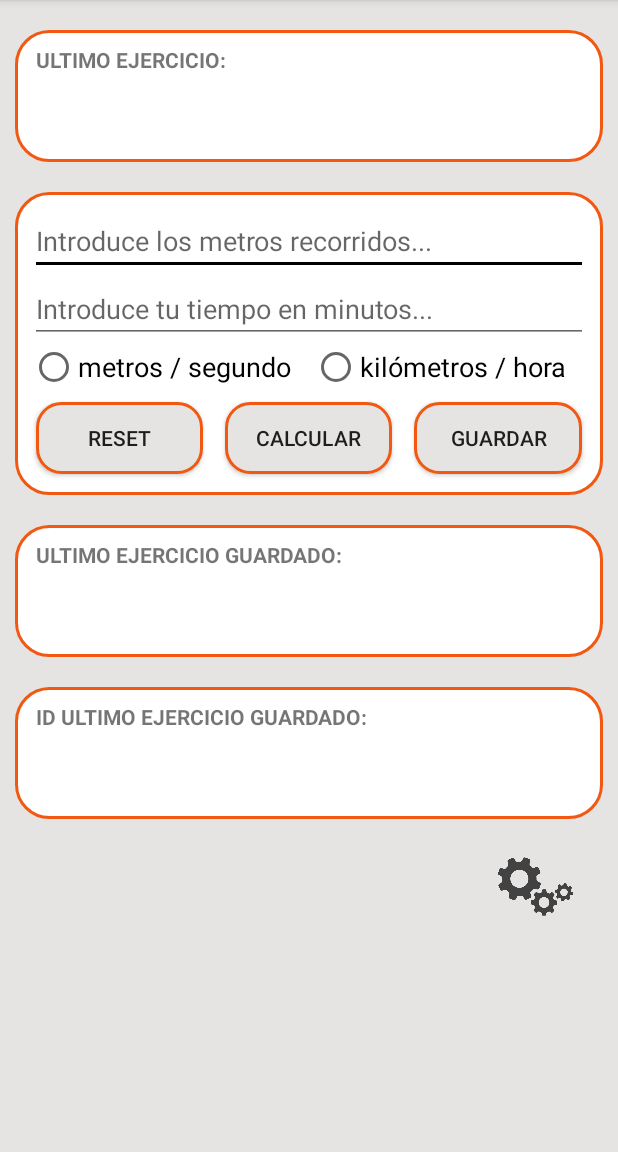
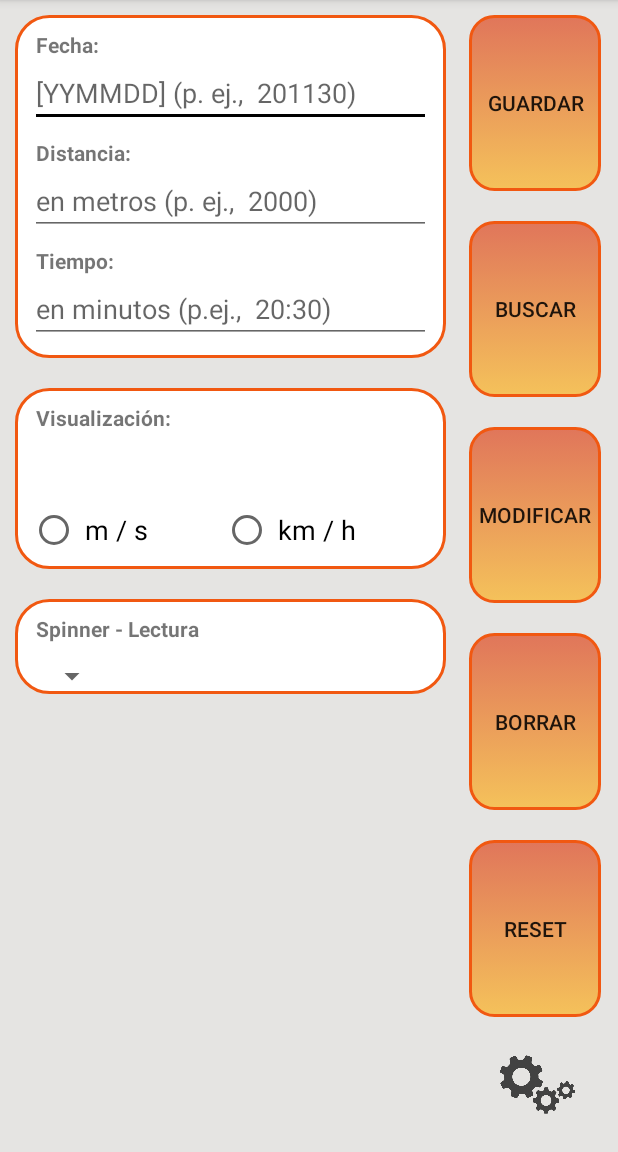
Before and after one commit to dam1718on/ByeKiloh, an Android app: the screen it shows after launch (MainActivity), on a phone screen of 412 x 824 dp, the part 84-1236 px from its top. Run offline under Robolectric (Android 15) with nearby library versions, the phone set to English and light mode, and no system bars.

Commit message:
11 commit. Nueva rama cambios sustanciales en la app. nuevo formato

```diff
--- a/app/src/main/java/com/example/byekiloh/EstructuraDatos.java
+++ b/app/src/main/java/com/example/byekiloh/EstructuraDatos.java
@@ -4,12 +4,12 @@ import android.provider.BaseColumns;
 
 public class EstructuraDatos {
 
-    public EstructuraDatos() {
-    }
+    public EstructuraDatos() {  }
 
     public static abstract class Estructura implements BaseColumns {
         public static final String TABLE_NAME = "Ejercicios";
         public static final String COLUMN_NAME_ID = "id";
+        public static final String COLUMN_NAME_FECHA = "fecha";
         public static final String COLUMN_NAME_DISTANCIA = "distancia";
         public static final String COLUMN_NAME_TIEMPO = "tiempo";
     }
--- a/app/src/main/java/com/example/byekiloh/MainActivity.java
+++ b/app/src/main/java/com/example/byekiloh/MainActivity.java
@@ -1,16 +1,15 @@
 package com.example.byekiloh;
 
 import androidx.appcompat.app.AppCompatActivity;
-import android.app.Activity;
 
 import android.content.ContentValues;
 
-import android.database.Cursor;
 import android.database.sqlite.SQLiteDatabase;
 
 import android.os.Bundle;
 
-import android.view.Menu;
+import android.text.Editable;
+import android.text.TextWatcher;
 import android.view.View;
 import android.view.Gravity;
 
@@ -19,37 +18,39 @@ import android.widget.EditText;
 import android.widget.Spinner;
 import android.widget.Toast;
 import android.widget.Button;
-import android.widget.EditText;
 import android.widget.RadioButton;
 import android.widget.RadioGroup;
 import android.widget.TextView;
 
-import com.example.byekiloh.EstructuraDatos.Estructura;
-import com.example.byekiloh.MiBaseDatos;
+import java.util.Collections;
 
 public class MainActivity extends AppCompatActivity {
 
-    private TextView tvEjercicio, tvEjercicioGuardado, tvHoraEjercicio;
-    private EditText etDistancia, etTiempo;
+    private EditText etFecha, etDistancia, etTiempo;
 
+    private TextView tvEjercicioGuardado;
     private RadioGroup radGroup;
     private RadioButton radMS, radKMH;
     //no se usa boolean porque necesito 3 estados (no checked)
     private int velocidad=0;
 
+    private Spinner spinEjercicios;
+
+    private Button btnGuardar, btnBuscar, btnModificar, btnBorrar, btnReset;
+
     //Declaramos la clase encargada de crear y actualizar la Base de Datos
     MiBaseDatos basedatos;
-
-    private Button btnReset, btnCalcular, btnGuardar;
 
     @Override
     protected void onCreate(Bundle savedInstanceState) {
         super.onCreate(savedInstanceState);
         setContentView(R.layout.activity_main);
 
-        tvEjercicio=findViewById(R.id.tvEjercicio);
+        spinEjercicios=findViewById(R.id.spinEjercicios);
+
         tvEjercicioGuardado=findViewById(R.id.tvEjercicioGuardado);
-        tvHoraEjercicio=findViewById(R.id.tvHoraEjercicio);
+
+        etFecha=findViewById(R.id.etFecha);
         etDistancia=findViewById(R.id.etDistancia);
         etTiempo=findViewById(R.id.etTiempo);
 
@@ -57,47 +58,49 @@ public class MainActivity extends AppCompatActivity {
         radMS=findViewById(R.id.radMS);
         radKMH=findViewById(R.id.radKMH);
 
+        btnGuardar=findViewById(R.id.btnGuardar);
+        btnBuscar=findViewById(R.id.btnBuscar);
+        btnModificar=findViewById(R.id.btnModificar);
+        btnBorrar=findViewById(R.id.btnBorrar);
         btnReset=findViewById(R.id.btnReset);
-        btnCalcular=findViewById(R.id.btnCalcular);
-        btnGuardar=findViewById(R.id.btnGuardar);
 
-        btnReset.setOnClickListener(new View.OnClickListener() {
+        etTiempo.addTextChangedListener(new TextWatcher() {
+            int len=0;
             @Override
-            public void onClick(View v) {
-                etDistancia.setText("");
-                etTiempo.setText("");
+            public void afterTextChanged(Editable s) {
+                String str = etTiempo.getText().toString();
+                if(str.length()==2&& len <str.length()){//len check for backspace
+                    etTiempo.append(":");
+                }
+            }
 
-                radGroup.clearCheck();
-                radGroup.setOnCheckedChangeListener(null);
+            @Override
+            public void beforeTextChanged(CharSequence arg0, int arg1, int arg2, int arg3) {
 
-                tvEjercicio.setText("");
-                tvEjercicioGuardado.setText("");
-                tvHoraEjercicio.setText("");
+                String str = etTiempo.getText().toString();
+                len = str.length();
             }
-        });
 
-        btnCalcular.setOnClickListener(new View.OnClickListener() {
             @Override
-            public void onClick(View v) {
-                velocidad(Integer.parseInt(etDistancia.getText().toString()),
-                        Integer.parseInt(etTiempo.getText().toString()), 0);
-            }
+            public void onTextChanged(CharSequence s, int start, int before, int count) {    }
+
         });
 
         btnGuardar.setOnClickListener(new View.OnClickListener() {
             @Override
             public void onClick(View v) {
-                Ejercicio ejercicio = new Ejercicio(Integer.parseInt(etDistancia.getText().toString()),
-                        Integer.parseInt(etTiempo.getText().toString()));
 
-                velocidad(ejercicio.getDistancia(), ejercicio.getTiempo(), 1);
-                tvHoraEjercicio.setText(String.valueOf(ejercicio.getId()));
+                int segundos = Integer.parseInt(etTiempo.getText().toString().substring(0,2))*60+Integer.parseInt(etTiempo.getText().toString().substring(3));
+
+                Ejercicio ejercicio = new Ejercicio(Integer.parseInt(etDistancia.getText().toString()), segundos);
+
+                //velocidad(ejercicio.getDistancia(), ejercicio.getTiempo(), 1);
 
                 //Se inicializa la clase.
                 basedatos = new MiBaseDatos(getApplicationContext());
                 //Clase que permite llamar a los métodos para crear, eliminar, leer y actualizar registros. Se establecen permisos de escritura.
                 SQLiteDatabase sqlite = basedatos.getWritableDatabase();
-                String id = String.valueOf(ejercicio.getId());
+                String fecha = String.valueOf(ejercicio.getFecha());
                 String distancia = String.valueOf(ejercicio.getDistancia());
                 String tiempo = String.valueOf(ejercicio.getTiempo());
 
@@ -110,14 +113,18 @@ public class MainActivity extends AppCompatActivity {
                     toast.show();
                 } else {
                     //Se añaden los valores introducidos de cada campo mediante clave(columna)/valor(valor introducido en el campo de texto)
-                    content.put(Estructura.COLUMN_NAME_ID,id);
-                    content.put(Estructura.COLUMN_NAME_DISTANCIA, distancia);
-                    content.put(Estructura.COLUMN_NAME_TIEMPO, tiempo);
-                    sqlite.insert(Estructura.TABLE_NAME, null, content);
+                    content.put(EstructuraDatos.Estructura.COLUMN_NAME_FECHA,fecha);
+                    content.put(EstructuraDatos.Estructura.COLUMN_NAME_DISTANCIA, distancia);
+                    content.put(EstructuraDatos.Estructura.COLUMN_NAME_TIEMPO, tiempo);
+                    sqlite.insert(EstructuraDatos.Estructura.TABLE_NAME, null, content);
                     Toast toast= Toast.makeText(getApplicationContext(),
                             "El Ejercicio ha sido almacenado", Toast.LENGTH_SHORT);
                     toast.setGravity(Gravity.BOTTOM|Gravity.CENTER, 0, 14);
                     toast.show();
+
+                    spinEjercicios.setAdapter(new ArrayAdapter(getApplicationContext(), android.R.layout.simple_spinner_item,
+                            Collections.singletonList(ejercicio.toString())));
+
                     //edProducto.setText("");
                     //edCantidad.setText("");
                     //edId.setText("");
@@ -127,6 +134,28 @@ public class MainActivity extends AppCompatActivity {
 
             }
         });
+
+        btnReset.setOnClickListener(new View.OnClickListener() {
+            @Override
+            public void onClick(View v) {
+
+                etFecha.setText("");
+                etDistancia.setText("");
+                etTiempo.setText("");
+
+                radGroup.clearCheck();
+                radGroup.setOnCheckedChangeListener(null);
+
+                tvEjercicioGuardado.setText("");
+
+                spinEjercicios.setAdapter(new ArrayAdapter(getApplicationContext(), android.R.layout.simple_spinner_item,
+                        Collections.singletonList("")));
+
+            }
+        });
+
+
+
     }
 
     //Método para calcular velocidad, el atributo modo indica el boton usado 0=calcular 1=guardar
@@ -143,14 +172,14 @@ public class MainActivity extends AppCompatActivity {
             ms = 0;
             kmh = 0;
         } else if (velocidad==1 && modo==0){
-            tvEjercicio.setText(mst);
+            //tvEjercicio.setText(mst);
         } else if (velocidad==1 && modo==1){
-            tvEjercicio.setText(mst);
+            //tvEjercicio.setText(mst);
             tvEjercicioGuardado.setText(mst);
         } else if (velocidad==2 && modo==0){
-            tvEjercicio.setText(kmht);
+            //tvEjercicio.setText(kmht);
         } else if (velocidad==2 && modo==1){
-            tvEjercicio.setText(kmht);
+            //tvEjercicio.setText(kmht);
             tvEjercicioGuardado.setText(kmht);
         }
 
--- a/app/src/main/res/drawable/rounded_box_button.xml
+++ b/app/src/main/res/drawable/rounded_box_button.xml
@@ -4,8 +4,8 @@
         <shape android:shape="rectangle">
             <corners android:radius="16dp"/>
             <stroke android:width="2dp" android:color="#F15811"/>
-            <solid android:color="#E5E4E2"/>
-            <!--<gradient android:angle="-90" android:startColor="#DD2C00" android:endColor="#FFAB00" />-->
+            <solid android:color="#99C6C4BF"/>
+            <gradient android:angle="-90" android:startColor="#DD2C00" android:endColor="#FFAB00" />
         </shape>
     </item>
 </selector>
--- a/app/src/main/res/layout/activity_main.xml
+++ b/app/src/main/res/layout/activity_main.xml
@@ -5,17 +5,23 @@
     xmlns:tools="http://schemas.android.com/tools"
     android:layout_width="match_parent"
     android:layout_height="match_parent"
-    android:orientation="vertical"
+    android:orientation="horizontal"
     tools:context=".MainActivity"
     android:background="@color/platino">
 
     <LinearLayout
         android:layout_width="match_parent"
-        android:layout_height="88dp"
+        android:layout_height="match_parent"
         android:orientation="vertical"
-        android:layout_marginTop="20dp"
+        android:layout_weight=".26">
+
+        <LinearLayout
+            android:layout_width="match_parent"
+            android:layout_height="wrap_content"
+            android:orientation="vertical"
+            android:layout_marginTop="10dp"
             android:layout_marginLeft="10dp"
-        android:layout_marginRight="10dp"
+            android:layout_marginRight="8dp"
             android:background="@drawable/rounded_box_linear">
 
             <TextView
@@ -24,20 +30,60 @@
                 android:layout_marginTop="10dp"
                 android:layout_marginLeft="14dp"
                 android:textStyle="bold"
-            android:text="ULTIMO EJERCICIO:"/>
+                android:text="Fecha:"/>
+
+            <EditText
+                android:id="@+id/etFecha"
+                android:layout_width="match_parent"
+                android:layout_height="wrap_content"
+                android:layout_marginTop="0dp"
+                android:layout_marginLeft="10dp"
+                android:layout_marginRight="10dp"
+                android:maxLength="6"
+                android:digits="1234567890"
+                android:textColor="@color/naranja"
+                android:hint="[YYMMDD] (p. ej.,  201130)"/>
 
             <TextView
-            android:id="@+id/tvEjercicio"
                 android:layout_width="wrap_content"
                 android:layout_height="wrap_content"
-            android:layout_marginTop="4dp"
+                android:layout_marginTop="7dp"
                 android:layout_marginLeft="14dp"
-            android:layout_marginRight="14dp"
-            android:layout_marginBottom="14dp"
-            android:layout_gravity="center"
-            android:textAlignment="center"
+                android:textStyle="bold"
+                android:text="Distancia:"/>
+
+            <EditText
+                android:id="@+id/etDistancia"
+                android:layout_width="match_parent"
+                android:layout_height="wrap_content"
+                android:layout_marginTop="0dp"
+                android:layout_marginLeft="10dp"
+                android:layout_marginRight="10dp"
+                android:maxLength="5"
+                android:digits="1234567890"
                 android:textColor="@color/naranja"
-            android:textSize="17.5dp"/>
+                android:hint="en metros (p. ej.,  2000)"/>
+
+            <TextView
+                android:layout_width="wrap_content"
+                android:layout_height="wrap_content"
+                android:layout_marginTop="7dp"
+                android:layout_marginLeft="14dp"
+                android:textStyle="bold"
+                android:text="Tiempo:"/>
+
+            <EditText
+                android:id="@+id/etTiempo"
+                android:layout_width="match_parent"
+                android:layout_height="wrap_content"
+                android:layout_marginTop="0dp"
+                android:layout_marginBottom="10dp"
+                android:layout_marginLeft="10dp"
+                android:layout_marginRight="10dp"
+                android:maxLength="5"
+                android:digits="1234567890:"
+                android:textColor="@color/naranja"
+                android:hint="en minutos (p.ej.,  20:30)"/>
 
         </LinearLayout>
 
@@ -47,111 +93,7 @@
             android:orientation="vertical"
             android:layout_marginTop="20dp"
             android:layout_marginLeft="10dp"
-        android:layout_marginRight="10dp"
-        android:background="@drawable/rounded_box_linear">
-
-        <EditText
-            android:id="@+id/etDistancia"
-            android:layout_width="match_parent"
-            android:layout_height="wrap_content"
-            android:layout_marginTop="10dp"
-            android:layout_marginLeft="10dp"
-            android:layout_marginRight="10dp"
-            android:textColor="@color/naranja"
-            android:hint="Introduce los metros recorridos..."/>
-
-        <EditText
-            android:id="@+id/etTiempo"
-            android:layout_width="match_parent"
-            android:layout_height="wrap_content"
-            android:layout_marginTop="0dp"
-            android:layout_marginLeft="10dp"
-            android:layout_marginRight="10dp"
-            android:textColor="@color/naranja"
-            android:hint="Introduce tu tiempo en minutos..."/>
-
-        <RadioGroup
-            android:id="@+id/radGroup"
-            xmlns:android="http://schemas.android.com/apk/res/android"
-            android:layout_width="match_parent"
-            android:layout_height="match_parent"
-            android:layout_marginTop="0dp"
-            android:layout_marginLeft="10dp"
-            android:layout_marginRight="10dp"
-            android:orientation="horizontal">
-
-            <RadioButton
-                android:id="@+id/radMS"
-                android:layout_width="wrap_content"
-                android:layout_height="wrap_content"
-                android:layout_weight="1"
-                android:text="metros / segundo"
-                android:textSize="18dp"
-                android:onClick="onRadioButtonClicked"/>
-
-            <RadioButton
-                android:id="@+id/radKMH"
-                android:layout_width="wrap_content"
-                android:layout_height="wrap_content"
-                android:layout_weight="1"
-                android:text="kilómetros / hora"
-                android:textSize="18dp"
-                android:onClick="onRadioButtonClicked"/>
-
-        </RadioGroup>
-
-        <LinearLayout
-            android:layout_width="match_parent"
-            android:layout_height="match_parent"
-            android:orientation="horizontal">
-
-            <Button
-                android:id="@+id/btnReset"
-                android:layout_width="wrap_content"
-                android:layout_height="wrap_content"
-                android:layout_weight="1"
-                android:layout_marginTop="7dp"
-                android:layout_marginBottom="14dp"
-                android:layout_marginLeft="14dp"
-                android:layout_marginRight="7dp"
-                android:background="@drawable/rounded_box_button"
-                android:text="RESET"/>
-
-            <Button
-                android:id="@+id/btnCalcular"
-                android:layout_width="wrap_content"
-                android:layout_height="wrap_content"
-                android:layout_weight="1"
-                android:layout_marginTop="7dp"
-                android:layout_marginBottom="14dp"
-                android:layout_marginLeft="7dp"
-                android:layout_marginRight="7dp"
-                android:background="@drawable/rounded_box_button"
-                android:text="CALCULAR"/>
-
-            <Button
-                android:id="@+id/btnGuardar"
-                android:layout_width="wrap_content"
-                android:layout_height="wrap_content"
-                android:layout_weight="1"
-                android:layout_marginTop="7dp"
-                android:layout_marginBottom="14dp"
-                android:layout_marginLeft="7dp"
-                android:layout_marginRight="14dp"
-                android:background="@drawable/rounded_box_button"
-                android:text="GUARDAR"/>
-
-        </LinearLayout>
-
-    </LinearLayout>
-
-    <LinearLayout
-        android:layout_width="match_parent"
-        android:layout_height="88dp"
-        android:orientation="vertical"
-        android:layout_marginTop="20dp"
-        android:layout_marginLeft="10dp"
-        android:layout_marginRight="10dp"
+            android:layout_marginRight="8dp"
             android:background="@drawable/rounded_box_linear">
 
             <TextView
@@ -160,7 +102,7 @@
                 android:layout_marginTop="10dp"
                 android:layout_marginLeft="14dp"
                 android:textStyle="bold"
-            android:text="ULTIMO EJERCICIO GUARDADO:"/>
+                android:text="Visualización:"/>
 
             <TextView
                 android:id="@+id/tvEjercicioGuardado"
@@ -175,15 +117,46 @@
                 android:textColor="@color/naranja"
                 android:textSize="17.5dp"/>
 
+            <RadioGroup
+                android:id="@+id/radGroup"
+                xmlns:android="http://schemas.android.com/apk/res/android"
+                android:layout_width="match_parent"
+                android:layout_height="wrap_content"
+                android:layout_marginTop="7dp"
+                android:layout_marginBottom="10dp"
+                android:layout_marginLeft="10dp"
+                android:layout_marginRight="10dp"
+                android:orientation="horizontal">
+
+                <RadioButton
+                    android:id="@+id/radMS"
+                    android:layout_width="wrap_content"
+                    android:layout_height="wrap_content"
+                    android:layout_weight="1"
+                    android:text=" m / s "
+                    android:textSize="18dp"
+                    android:onClick="onRadioButtonClicked"/>
+
+                <RadioButton
+                    android:id="@+id/radKMH"
+                    android:layout_width="wrap_content"
+                    android:layout_height="wrap_content"
+                    android:layout_weight="1"
+                    android:text=" km / h "
+                    android:textSize="18dp"
+                    android:onClick="onRadioButtonClicked"/>
+
+            </RadioGroup>
+
         </LinearLayout>
 
         <LinearLayout
             android:layout_width="match_parent"
-        android:layout_height="88dp"
+            android:layout_height="wrap_content"
             android:orientation="vertical"
             android:layout_marginTop="20dp"
             android:layout_marginLeft="10dp"
-        android:layout_marginRight="10dp"
+            android:layout_marginRight="8dp"
             android:background="@drawable/rounded_box_linear">
 
             <TextView
@@ -192,31 +165,97 @@
                 android:layout_marginTop="10dp"
                 android:layout_marginLeft="14dp"
                 android:textStyle="bold"
-            android:text="ID ULTIMO EJERCICIO GUARDADO:"/>
+                android:text="Spinner - Lectura"/>
 
-        <TextView
-            android:id="@+id/tvHoraEjercicio"
+            <Spinner
+                android:id="@+id/spinEjercicios"
                 android:layout_width="wrap_content"
                 android:layout_height="wrap_content"
-            android:layout_marginTop="4dp"
-            android:layout_marginLeft="14dp"
-            android:layout_marginRight="14dp"
-            android:layout_marginBottom="14dp"
-            android:layout_gravity="center"
-            android:textAlignment="center"
-            android:textColor="@color/naranja"
-            android:textSize="17.5dp"/>
+                android:layout_marginTop="10dp"
+                android:layout_marginLeft="14dp"/>
 
         </LinearLayout>
+
+    </LinearLayout>
+
+    <LinearLayout
+        android:layout_width="match_parent"
+        android:layout_height="match_parent"
+        android:layout_weight=".74"
+        android:orientation="vertical">
+
+        <Button
+            android:id="@+id/btnGuardar"
+            android:layout_width="wrap_content"
+            android:layout_height="wrap_content"
+            android:layout_weight="1"
+            android:layout_gravity="center"
+            android:layout_marginTop="10dp"
+            android:layout_marginLeft="8dp"
+            android:layout_marginRight="10dp"
+            android:background="@drawable/rounded_box_button"
+            android:text="GUARDAR"/>
+
+        <Button
+            android:id="@+id/btnBuscar"
+            android:layout_width="wrap_content"
+            android:layout_height="wrap_content"
+            android:layout_weight="1"
+            android:layout_gravity="center"
+            android:layout_marginTop="20dp"
+            android:layout_marginLeft="8dp"
+            android:layout_marginRight="10dp"
+            android:background="@drawable/rounded_box_button"
+            android:text="BUSCAR"/>
+
+        <Button
+            android:id="@+id/btnModificar"
+            android:layout_width="wrap_content"
+            android:layout_height="wrap_content"
+            android:layout_weight="1"
+            android:layout_gravity="center"
+            android:layout_marginTop="20dp"
+            android:layout_marginLeft="8dp"
+            android:layout_marginRight="10dp"
+            android:background="@drawable/rounded_box_button"
+            android:text="MODIFICAR"/>
+
+        <Button
+            android:id="@+id/btnBorrar"
+            android:layout_width="wrap_content"
+            android:layout_height="wrap_content"
+            android:layout_weight="1"
+            android:layout_gravity="center"
+            android:layout_marginTop="20dp"
+            android:layout_marginLeft="8dp"
+            android:layout_marginRight="10dp"
+            android:background="@drawable/rounded_box_button"
+            android:text="BORRAR"/>
+
+        <Button
+            android:id="@+id/btnReset"
+            android:layout_width="wrap_content"
+            android:layout_height="wrap_content"
+            android:layout_weight="1"
+            android:layout_gravity="center"
+            android:layout_marginTop="20dp"
+            android:layout_marginLeft="8dp"
+            android:layout_marginRight="10dp"
+            android:background="@drawable/rounded_box_button"
+            android:text="RESET"/>
 
         <ImageView
             android:id="@+id/imgEngranaje"
             android:layout_width="50dp"
             android:layout_height="50dp"
+            android:layout_gravity="center"
             android:layout_marginTop="20dp"
-        android:layout_marginRight="30dp"
-        android:layout_gravity="end"
+            android:layout_marginBottom="20dp"
+            android:layout_marginLeft="25dp"
+            android:layout_marginRight="25dp"
             android:background="@drawable/engranajes"
             android:onClick="settings"/>
 
     </LinearLayout>
+
+</LinearLayout>
--- a/app/src/main/res/values/colors.xml
+++ b/app/src/main/res/values/colors.xml
@@ -14,5 +14,6 @@
     <color name="naranja">#F15811</color>
     <color name="amarillo">#F1CB11</color>
     <color name="negro">#000000</color>
-    <color name="platino"> #E5E4E2</color>
+    <color name="platino">#E5E4E2</color>
+    <color name="gris">#99C6C4BF</color>
 </resources>
```
Also changed, not shown: app/src/main/java/com/example/byekiloh/Ejercicio.java (+20 -14 lines), app/src/main/java/com/example/byekiloh/MiBaseDatos.java (+6 -10 lines), 1 other file. Lines whose indentation alone changed are shown as unchanged.
